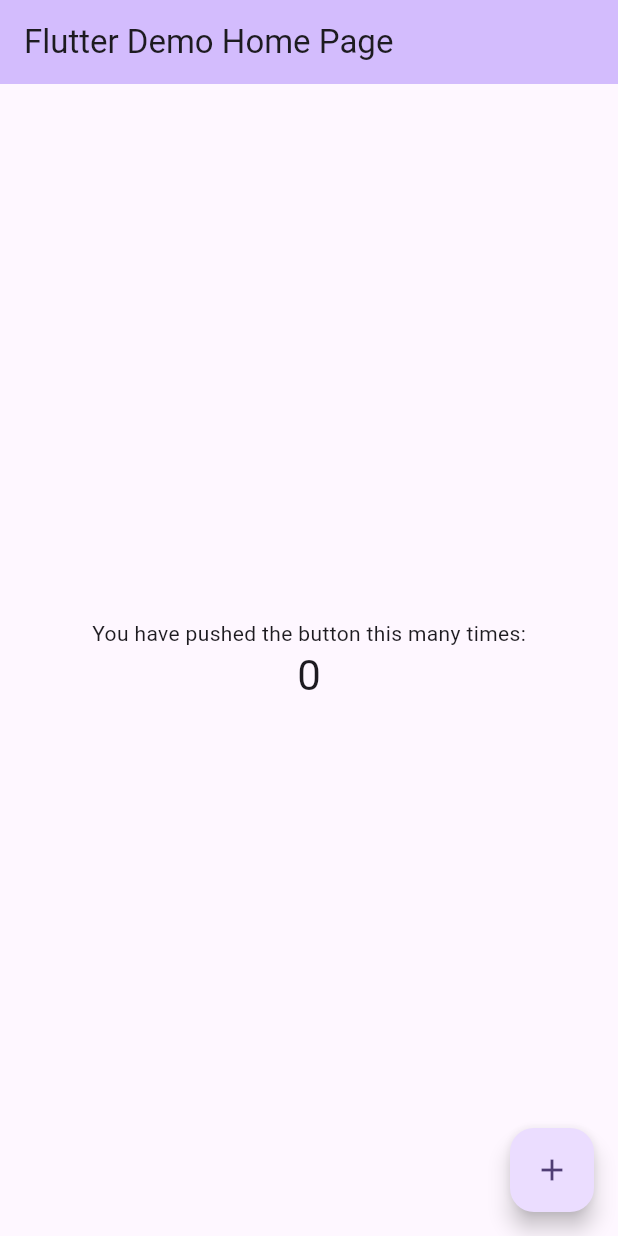
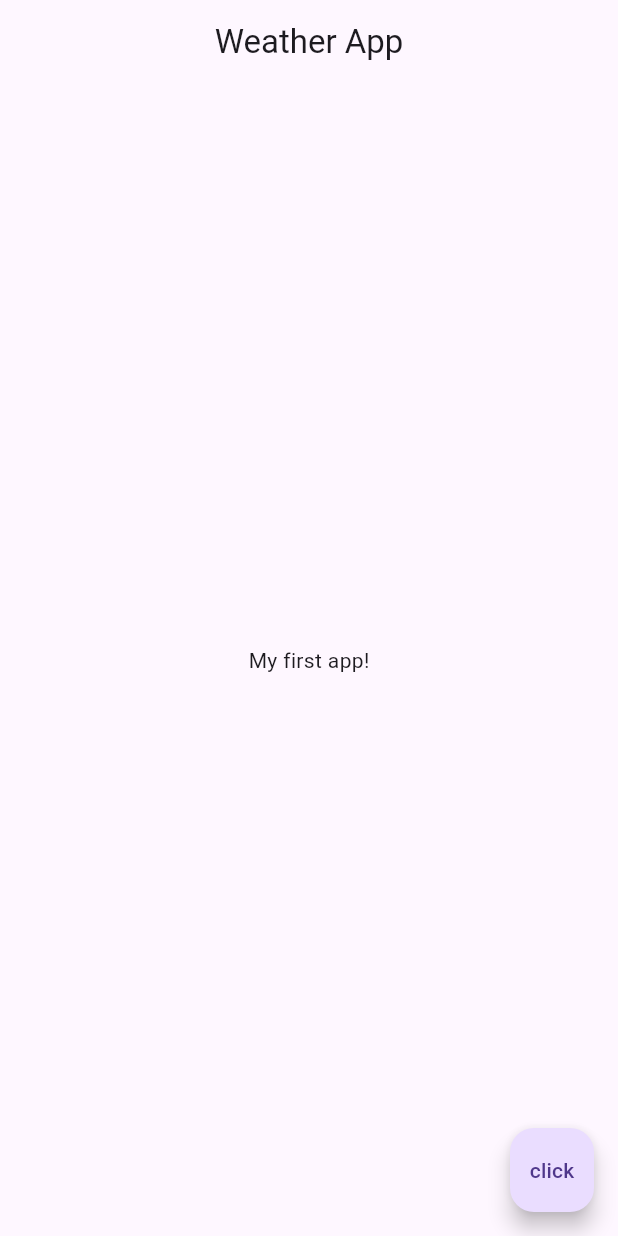
Before and after one commit to lcugura1/WeatherApp, a Flutter app: the screen it shows after launch, on a phone screen of 412 x 824 dp. Run offline on Flutter 3.47's test engine with Material 3 defaults, Android fonts, the phone set to English and light mode, and no system bars.

Commit message:
Understanding the Scaffold and AppBar widgets.

```diff
--- a/lib/main.dart
+++ b/lib/main.dart
@@ -1,125 +1,16 @@
 import 'package:flutter/material.dart';
 
-void main() {
-  runApp(const MyApp());
-}
-
-class MyApp extends StatelessWidget {
-  const MyApp({super.key});
-
-  // This widget is the root of your application.
-  @override
-  Widget build(BuildContext context) {
-    return MaterialApp(
-      title: 'Flutter Demo',
-      theme: ThemeData(
-        // This is the theme of your application.
-        //
-        // TRY THIS: Try running your application with "flutter run". You'll see
-        // the application has a purple toolbar. Then, without quitting the app,
-        // try changing the seedColor in the colorScheme below to Colors.green
-        // and then invoke "hot reload" (save your changes or press the "hot
-        // reload" button in a Flutter-supported IDE, or press "r" if you used
-        // the command line to start the app).
-        //
-        // Notice that the counter didn't reset back to zero; the application
-        // state is not lost during the reload. To reset the state, use hot
-        // restart instead.
-        //
-        // This works for code too, not just values: Most code changes can be
-        // tested with just a hot reload.
-        colorScheme: ColorScheme.fromSeed(seedColor: Colors.deepPurple),
-        useMaterial3: true,
-      ),
-      home: const MyHomePage(title: 'Flutter Demo Home Page'),
-    );
-  }
-}
-
-class MyHomePage extends StatefulWidget {
-  const MyHomePage({super.key, required this.title});
-
-  // This widget is the home page of your application. It is stateful, meaning
-  // that it has a State object (defined below) that contains fields that affect
-  // how it looks.
-
-  // This class is the configuration for the state. It holds the values (in this
-  // case the title) provided by the parent (in this case the App widget) and
-  // used by the build method of the State. Fields in a Widget subclass are
-  // always marked "final".
-
-  final String title;
-
-  @override
-  State<MyHomePage> createState() => _MyHomePageState();
-}
-
-class _MyHomePageState extends State<MyHomePage> {
-  int _counter = 0;
-
-  void _incrementCounter() {
-    setState(() {
-      // This call to setState tells the Flutter framework that something has
-      // changed in this State, which causes it to rerun the build method below
-      // so that the display can reflect the updated values. If we changed
-      // _counter without calling setState(), then the build method would not be
-      // called again, and so nothing would appear to happen.
-      _counter++;
-    });
-  }
-
-  @override
-  Widget build(BuildContext context) {
-    // This method is rerun every time setState is called, for instance as done
-    // by the _incrementCounter method above.
-    //
-    // The Flutter framework has been optimized to make rerunning build methods
-    // fast, so that you can just rebuild anything that needs updating rather
-    // than having to individually change instances of widgets.
-    return Scaffold(
+void main() => runApp(MaterialApp(
+  home: Scaffold(
     appBar: AppBar(
-        // TRY THIS: Try changing the color here to a specific color (to
-        // Colors.amber, perhaps?) and trigger a hot reload to see the AppBar
-        // change color while the other colors stay the same.
-        backgroundColor: Theme.of(context).colorScheme.inversePrimary,
-        // Here we take the value from the MyHomePage object that was created by
-        // the App.build method, and use it to set our appbar title.
-        title: Text(widget.title),
+      title: Text("Weather App"),
+      centerTitle: true,
     ),
     body: Center(
-        // Center is a layout widget. It takes a single child and positions it
-        // in the middle of the parent.
-        child: Column(
-          // Column is also a layout widget. It takes a list of children and
-          // arranges them vertically. By default, it sizes itself to fit its
-          // children horizontally, and tries to be as tall as its parent.
-          //
-          // Column has various properties to control how it sizes itself and
-          // how it positions its children. Here we use mainAxisAlignment to
-          // center the children vertically; the main axis here is the vertical
-          // axis because Columns are vertical (the cross axis would be
-          // horizontal).
-          //
-          // TRY THIS: Invoke "debug painting" (choose the "Toggle Debug Paint"
-          // action in the IDE, or press "p" in the console), to see the
-          // wireframe for each widget.
-          mainAxisAlignment: MainAxisAlignment.center,
-          children: <Widget>[
-            const Text(
-              'You have pushed the button this many times:',
+      child: Text("My first app!"),
     ),
-            Text(
-              '$_counter',
-              style: Theme.of(context).textTheme.headlineMedium,
-            ),
-          ],
+    floatingActionButton: FloatingActionButton( onPressed: null,
+      child: Text('click'),
     ),
   ),
-      floatingActionButton: FloatingActionButton(
-        onPressed: _incrementCounter,
-        tooltip: 'Increment',
-        child: const Icon(Icons.add),
-      ), // This trailing comma makes auto-formatting nicer for build methods.
-    );
-  }
-}
+));
```
Lines whose indentation alone changed are shown as unchanged.
